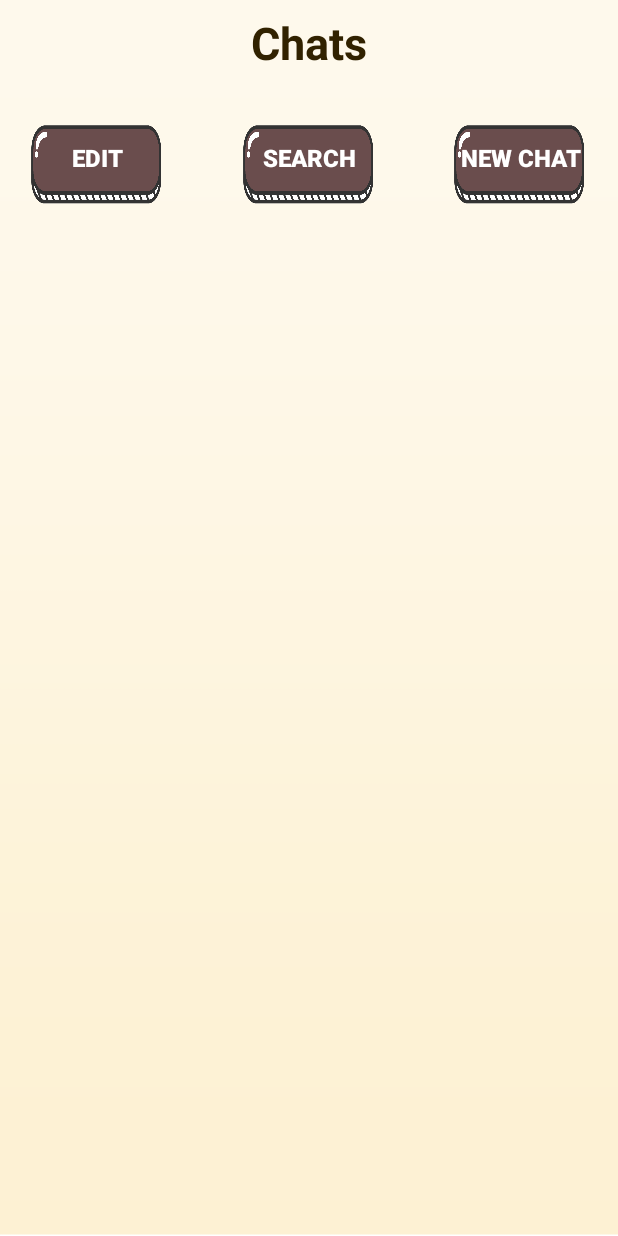
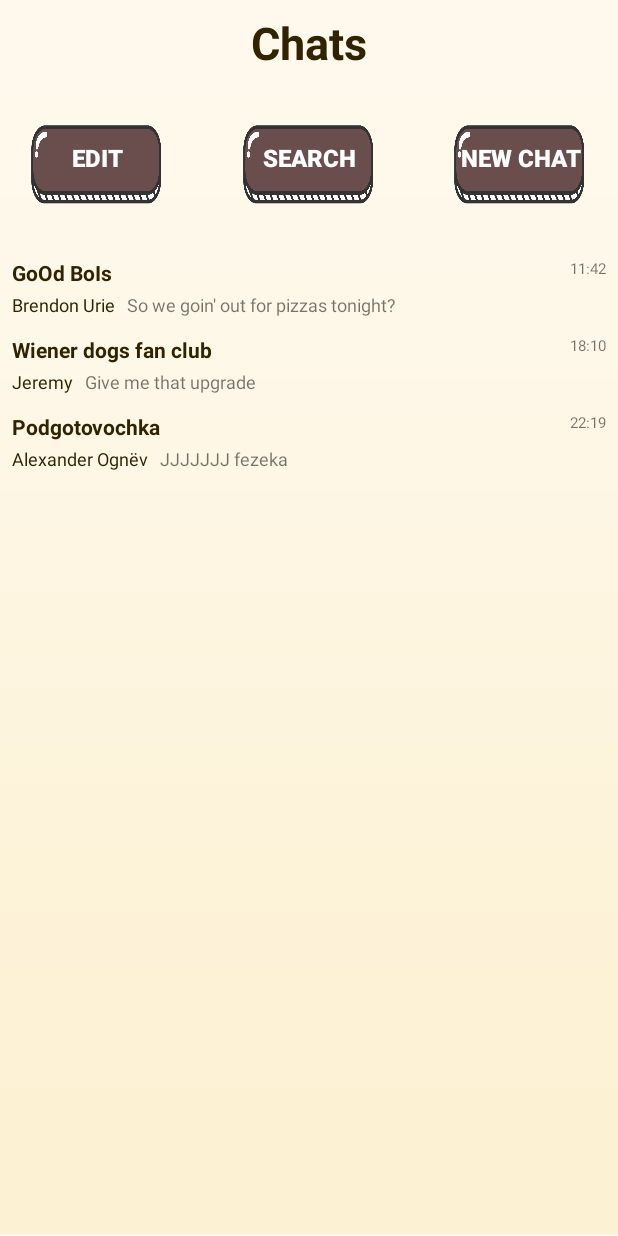
Before and after one commit to pudosha/Wasabee, an Android app: the ChatListActivity screen opened directly, with no data from a screen before it, on a phone screen of 412 x 824 dp. Run offline under Robolectric (Android 15) with nearby library versions, the phone set to English and light mode, and no system bars.

Commit message:
Changed the IP adress. Again.

```diff
--- a/app/src/main/java/com/example/wasabee/ChatListActivity.kt
+++ b/app/src/main/java/com/example/wasabee/ChatListActivity.kt
@@ -34,6 +34,10 @@ class ChatListActivity : AppCompatActivity() {
         super.onCreate(savedInstanceState)
         setContentView(R.layout.activity_chat_list)
 
+        chats.add(Chat("GoOd BoIs", "So we goin' out for pizzas tonight?", "11:42", "Brendon Urie"))
+        chats.add(Chat("Wiener dogs fan club", "Give me that upgrade", "18:10", "Jeremy"))
+        chats.add(Chat("Podgotovochka", "JJJJJJJ fezeka", "22:19", "Alexander Ognёv"))
+
         recyclerview_chat_list.layoutManager = LinearLayoutManager(this)
         recyclerview_chat_list.adapter = mAdapter
 
--- a/app/src/main/java/com/example/wasabee/NetworkService.java
+++ b/app/src/main/java/com/example/wasabee/NetworkService.java
@@ -5,7 +5,7 @@ import retrofit2.converter.gson.GsonConverterFactory;
 
 public class NetworkService {
     private static NetworkService mInstance;
-    private static final String BASE_URL = "http://192.168.1.141:8080";
+    private static final String BASE_URL = "http://52.15.191.177";
     private Retrofit mRetrofit;
 
     private NetworkService() {
--- a/app/src/main/java/com/example/wasabee/SocketIOService.kt
+++ b/app/src/main/java/com/example/wasabee/SocketIOService.kt
@@ -21,7 +21,7 @@ class SocketIOService : Service() {
             val token = getSharedPreferences(preferenceFile, 0).getString("token", null)
             val options = IO.Options()
             options.query = "authToken=$token"
-            this.io = IO.socket("http://192.168.1.141:8080", options)
+            this.io = IO.socket("http://52.15.191.177", options)
             this.io!!.on("message", onNewMessage);
             this.io!!.connect()
 
```
